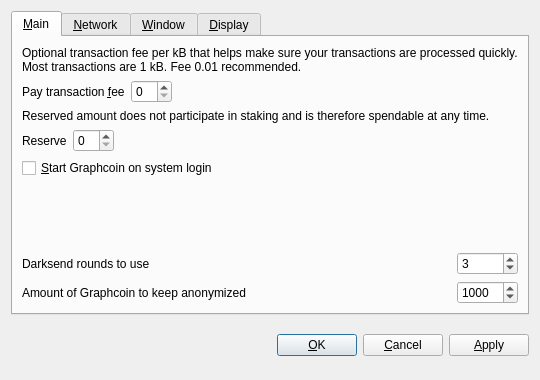
The window that src/qt/forms/optionsdialog.ui (Graphcoin/source) describes before a commit, drawn with Qt 5.
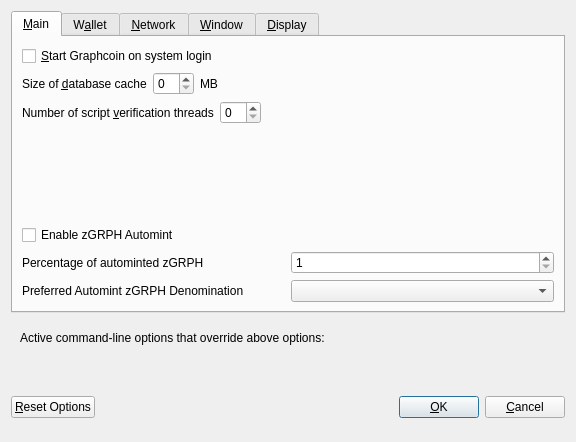
The same window after the commit. Custom widgets are drawn as their Qt base class.

The edit to the form file:
```diff
--- a/src/qt/forms/optionsdialog.ui
+++ b/src/qt/forms/optionsdialog.ui
@@ -6,8 +6,8 @@
    <rect>
     <x>0</x>
     <y>0</y>
-    <width>540</width>
-    <height>380</height>
+    <width>576</width>
+    <height>442</height>
    </rect>
   </property>
   <property name="windowTitle">
@@ -19,9 +19,6 @@
   <layout class="QVBoxLayout" name="verticalLayout">
    <item>
     <widget class="QTabWidget" name="tabWidget">
-     <property name="tabPosition">
-      <enum>QTabWidget::North</enum>
-     </property>
      <property name="currentIndex">
       <number>0</number>
      </property>
@@ -29,100 +26,8 @@
       <attribute name="title">
        <string>&amp;Main</string>
       </attribute>
-      <layout class="QGridLayout" name="gridLayout">
-       <item row="0" column="0" colspan="2">
-        <widget class="QLabel" name="transactionFeeInfoLabel">
-         <property name="text">
-          <string>Optional transaction fee per kB that helps make sure your transactions are processed quickly. Most transactions are 1 kB. Fee 0.01 recommended.</string>
-         </property>
-         <property name="textFormat">
-          <enum>Qt::PlainText</enum>
-         </property>
-         <property name="wordWrap">
-          <bool>true</bool>
-         </property>
-        </widget>
-       </item>
-       <item row="1" column="0">
-        <layout class="QHBoxLayout" name="horizontalLayoutFee">
-         <item>
-          <widget class="QLabel" name="transactionFeeLabel">
-           <property name="text">
-            <string>Pay transaction &amp;fee</string>
-           </property>
-           <property name="textFormat">
-            <enum>Qt::PlainText</enum>
-           </property>
-           <property name="buddy">
-            <cstring>transactionFee</cstring>
-           </property>
-          </widget>
-         </item>
-         <item>
-          <widget class="BitcoinAmountField" name="transactionFee"/>
-         </item>
-         <item>
-          <spacer name="horizontalSpacerFee">
-           <property name="orientation">
-            <enum>Qt::Horizontal</enum>
-           </property>
-           <property name="sizeHint" stdset="0">
-            <size>
-             <width>40</width>
-             <height>20</height>
-            </size>
-           </property>
-          </spacer>
-         </item>
-        </layout>
-       </item>
-       <item row="2" column="0" colspan="2">
-        <widget class="QLabel" name="reserveBalanceInfoLabel">
-         <property name="text">
-          <string>Reserved amount does not participate in staking and is therefore spendable at any time.</string>
-         </property>
-         <property name="textFormat">
-          <enum>Qt::PlainText</enum>
-         </property>
-         <property name="wordWrap">
-          <bool>true</bool>
-         </property>
-        </widget>
-       </item>
-       <item row="3" column="0">
-        <layout class="QHBoxLayout" name="horizontalLayoutReserveBalance">
-         <item>
-          <widget class="QLabel" name="reserveBalanceLabel">
-           <property name="text">
-            <string>Reserve</string>
-           </property>
-           <property name="textFormat">
-            <enum>Qt::PlainText</enum>
-           </property>
-           <property name="buddy">
-            <cstring>reserveBalance</cstring>
-           </property>
-          </widget>
-         </item>
-         <item>
-          <widget class="BitcoinAmountField" name="reserveBalance"/>
-         </item>
-         <item>
-          <spacer name="horizontalSpacerReserveBalance">
-           <property name="orientation">
-            <enum>Qt::Horizontal</enum>
-           </property>
-           <property name="sizeHint" stdset="0">
-            <size>
-             <width>40</width>
-             <height>20</height>
-            </size>
-           </property>
-          </spacer>
-         </item>
-        </layout>
-       </item>
-       <item row="4" column="0">
+      <layout class="QVBoxLayout" name="verticalLayout_Main">
+       <item>
         <widget class="QCheckBox" name="bitcoinAtStartup">
          <property name="toolTip">
           <string>Automatically start Graphcoin after logging in to the system.</string>
@@ -132,8 +37,88 @@
          </property>
         </widget>
        </item>
-       <item row="5" column="0">
-        <spacer name="verticalSpacer_Main">
+       <item>
+        <layout class="QHBoxLayout" name="horizontalLayout_2_Main">
+         <item>
+          <widget class="QLabel" name="databaseCacheLabel">
+           <property name="text">
+            <string>Size of &amp;database cache</string>
+           </property>
+           <property name="textFormat">
+            <enum>Qt::PlainText</enum>
+           </property>
+           <property name="buddy">
+            <cstring>databaseCache</cstring>
+           </property>
+          </widget>
+         </item>
+         <item>
+          <widget class="QSpinBox" name="databaseCache"/>
+         </item>
+         <item>
+          <widget class="QLabel" name="databaseCacheUnitLabel">
+           <property name="text">
+            <string>MB</string>
+           </property>
+           <property name="textFormat">
+            <enum>Qt::PlainText</enum>
+           </property>
+          </widget>
+         </item>
+         <item>
+          <spacer name="horizontalSpacer_2_Main">
+           <property name="orientation">
+            <enum>Qt::Horizontal</enum>
+           </property>
+           <property name="sizeHint" stdset="0">
+            <size>
+             <width>40</width>
+             <height>20</height>
+            </size>
+           </property>
+          </spacer>
+         </item>
+        </layout>
+       </item>
+       <item>
+        <layout class="QHBoxLayout" name="horizontalLayout_3_Main">
+         <item>
+          <widget class="QLabel" name="threadsScriptVerifLabel">
+           <property name="text">
+            <string>Number of script &amp;verification threads</string>
+           </property>
+           <property name="textFormat">
+            <enum>Qt::PlainText</enum>
+           </property>
+           <property name="buddy">
+            <cstring>threadsScriptVerif</cstring>
+           </property>
+          </widget>
+         </item>
+         <item>
+          <widget class="QSpinBox" name="threadsScriptVerif">
+           <property name="toolTip">
+            <string>(0 = auto, &lt;0 = leave that many cores free)</string>
+           </property>
+          </widget>
+         </item>
+         <item>
+          <spacer name="horizontalSpacer_3_Main">
+           <property name="orientation">
+            <enum>Qt::Horizontal</enum>
+           </property>
+           <property name="sizeHint" stdset="0">
+            <size>
+             <width>40</width>
+             <height>20</height>
+            </size>
+           </property>
+          </spacer>
+         </item>
+        </layout>
+       </item>
+       <item>
+        <spacer name="verticalSpacer_2">
          <property name="orientation">
           <enum>Qt::Vertical</enum>
          </property>
@@ -145,66 +130,164 @@
          </property>
         </spacer>
        </item>
-       <item row="6" column="0">
-        <widget class="QLabel" name="label">
+       <item>
+        <widget class="QCheckBox" name="checkBoxZeromintEnable">
          <property name="toolTip">
           <string>&lt;html&gt;&lt;head/&gt;&lt;body&gt;&lt;p&gt;This setting determines the amount of individual masternodes that an input will be anonymized through. More rounds of anonymization gives a higher degree of privacy, but also costs more in fees.&lt;/p&gt;&lt;/body&gt;&lt;/html&gt;</string>
          </property>
+         <property name="layoutDirection">
+          <enum>Qt::LeftToRight</enum>
+         </property>
          <property name="text">
-          <string>Darksend rounds to use</string>
+          <string>Enable zGRPH Automint</string>
          </property>
         </widget>
        </item>
-       <item row="6" column="1">
-        <widget class="QSpinBox" name="darksendRounds">
-         <property name="minimum">
-          <number>2</number>
+       <item>
+        <layout class="QHBoxLayout" name="horizontalLayout_3">
+         <item>
+          <widget class="QLabel" name="percentage_label">
+           <property name="toolTip">
+            <string>Percentage of incoming GRPH which get automatically converted to zGRPH via Zerocoin Protocol (min: 10%)</string>
+           </property>
+           <property name="text">
+            <string>Percentage of autominted zGRPH</string>
+           </property>
+          </widget>
+         </item>
+         <item>
+          <widget class="QSpinBox" name="zeromintPercentage">
+           <property name="minimum">
+            <number>1</number>
+           </property>
+           <property name="maximum">
+            <number>100</number>
+           </property>
+          </widget>
+         </item>
+        </layout>
+       </item>
+       <item>
+        <layout class="QHBoxLayout" name="horizontalLayout" stretch="0,0">
+         <property name="sizeConstraint">
+          <enum>QLayout::SetFixedSize</enum>
          </property>
-         <property name="maximum">
-          <number>16</number>
-         </property>
-         <property name="value">
-          <number>3</number>
-         </property>
-        </widget>
+         <item>
+          <widget class="QLabel" name="labelPreferredDenom">
+           <property name="maximumSize">
+            <size>
+             <width>16777215</width>
+             <height>16777215</height>
+            </size>
+           </property>
+           <property name="toolTip">
+            <string>Wait with automatic conversion to Zerocoin until enough GRPH for this denomination is available</string>
+           </property>
+           <property name="text">
+            <string>Preferred Automint zGRPH Denomination</string>
+           </property>
+          </widget>
+         </item>
+         <item>
+          <widget class="QComboBox" name="preferredDenom">
+           <property name="maximumSize">
+            <size>
+             <width>16777215</width>
+             <height>27</height>
+            </size>
+           </property>
+           <property name="toolTip">
+            <string>Wait with automatic conversion to Zerocoin until enough GRPH for this denomination is available</string>
+           </property>
+           <property name="maxVisibleItems">
+            <number>9</number>
+           </property>
+           <property name="maxCount">
+            <number>9</number>
+           </property>
+          </widget>
+         </item>
+        </layout>
        </item>
-       <item row="7" column="0">
-        <widget class="QLabel" name="label_2">
-         <property name="toolTip">
-          <string>This amount acts as a threshold to turn off Darksend once it's reached.</string>
+      </layout>
+     </widget>
+     <widget class="QWidget" name="tabWallet">
+      <attribute name="title">
+       <string>W&amp;allet</string>
+      </attribute>
+      <layout class="QVBoxLayout" name="verticalLayout_Wallet">
+       <item>
+        <layout class="QHBoxLayout" name="horizontalLayout_2_Wallet">
+         <item>
+          <widget class="QLabel" name="labelStakeSplitThresholdText">
+           <property name="text">
+            <string>Stake split threshold:</string>
+           </property>
+          </widget>
+         </item>
+         <item>
+          <widget class="QSpinBox" name="spinBoxStakeSplitThreshold">
+           <property name="minimum">
+            <number>1</number>
+           </property>
+           <property name="maximum">
+            <number>999999</number>
+           </property>
+          </widget>
+         </item>
+        </layout>
+       </item>
+       <item>
+        <widget class="QGroupBox" name="groupBox">
+         <property name="title">
+          <string>Expert</string>
          </property>
-         <property name="statusTip">
-          <string notr="true"/>
-         </property>
-         <property name="whatsThis">
-          <string notr="true"/>
-         </property>
-         <property name="accessibleName">
-          <string notr="true"/>
-         </property>
-         <property name="accessibleDescription">
-          <string notr="true"/>
-         </property>
-         <property name="text">
-          <string>Amount of Graphcoin to keep anonymized</string>
-         </property>
+         <layout class="QVBoxLayout" name="verticalLayout_2">
+          <item>
+           <widget class="QCheckBox" name="coinControlFeatures">
+            <property name="toolTip">
+             <string>Whether to show coin control features or not.</string>
+            </property>
+            <property name="text">
+             <string>Enable coin &amp;control features</string>
+            </property>
+           </widget>
+          </item>
+          <item>
+           <widget class="QCheckBox" name="showMasternodesTab">
+            <property name="toolTip">
+             <string>Show additional tab listing all your masternodes in first sub-tab&lt;br/&gt;and all masternodes on the network in second sub-tab.</string>
+            </property>
+            <property name="text">
+             <string>Show Masternodes Tab</string>
+            </property>
+           </widget>
+          </item>
+          <item>
+           <widget class="QCheckBox" name="spendZeroConfChange">
+            <property name="toolTip">
+             <string>If you disable the spending of unconfirmed change, the change from a transaction&lt;br/&gt;cannot be used until that transaction has at least one confirmation.&lt;br/&gt;This also affects how your balance is computed.</string>
+            </property>
+            <property name="text">
+             <string>&amp;Spend unconfirmed change</string>
+            </property>
+           </widget>
+          </item>
+         </layout>
         </widget>
        </item>
-       <item row="7" column="1">
-        <widget class="QSpinBox" name="anonymizeGraphcoin">
-         <property name="minimum">
-          <number>2</number>
+       <item>
+        <spacer name="verticalSpacer_Wallet">
+         <property name="orientation">
+          <enum>Qt::Vertical</enum>
          </property>
-         <property name="maximum">
-          <number>10000</number>
+         <property name="sizeHint" stdset="0">
+          <size>
+           <width>20</width>
+           <height>40</height>
+          </size>
          </property>
-         <property name="singleStep">
-          <number>10</number>
-         </property>
-         <property name="value">
-          <number>1000</number>
-         </property>
-        </widget>
+        </spacer>
        </item>
       </layout>
      </widget>
@@ -444,8 +527,67 @@
      </widget>
     </widget>
    </item>
+   <item>
+    <widget class="QFrame" name="frame">
+     <layout class="QVBoxLayout" name="verticalLayout_Bottom">
+      <item>
+       <layout class="QHBoxLayout" name="horizontalLayout_Bottom">
+        <item>
+         <widget class="QLabel" name="overriddenByCommandLineInfoLabel">
+          <property name="text">
+           <string>Active command-line options that override above options:</string>
+          </property>
+          <property name="textFormat">
+           <enum>Qt::PlainText</enum>
+          </property>
+         </widget>
+        </item>
+        <item>
+         <spacer name="horizontalSpacer_Bottom">
+          <property name="orientation">
+           <enum>Qt::Horizontal</enum>
+          </property>
+          <property name="sizeHint" stdset="0">
+           <size>
+            <width>40</width>
+            <height>20</height>
+           </size>
+          </property>
+         </spacer>
+        </item>
+       </layout>
+      </item>
+      <item>
+       <widget class="QLabel" name="overriddenByCommandLineLabel">
+        <property name="text">
+         <string/>
+        </property>
+        <property name="textFormat">
+         <enum>Qt::PlainText</enum>
+        </property>
+        <property name="wordWrap">
+         <bool>true</bool>
+        </property>
+       </widget>
+      </item>
+     </layout>
+    </widget>
+   </item>
    <item>
     <layout class="QHBoxLayout" name="horizontalLayout_Buttons">
+     <item>
+      <widget class="QPushButton" name="resetButton">
+       <property name="toolTip">
+        <string>Reset all client options to default.</string>
+       </property>
+       <property name="text">
+        <string>&amp;Reset Options</string>
+       </property>
+       <property name="autoDefault">
+        <bool>false</bool>
+       </property>
+      </widget>
+     </item>
      <item>
       <spacer name="horizontalSpacer_1">
        <property name="orientation">
@@ -461,6 +603,12 @@
      </item>
      <item>
       <widget class="QLabel" name="statusLabel">
+       <property name="minimumSize">
+        <size>
+         <width>200</width>
+         <height>0</height>
+        </size>
+       </property>
        <property name="font">
         <font>
          <weight>75</weight>
@@ -496,6 +644,12 @@
        <property name="text">
         <string>&amp;OK</string>
        </property>
+       <property name="autoDefault">
+        <bool>false</bool>
+       </property>
+       <property name="default">
+        <bool>true</bool>
+       </property>
       </widget>
      </item>
      <item>
@@ -508,37 +662,21 @@
        </property>
       </widget>
      </item>
-     <item>
-      <widget class="QPushButton" name="applyButton">
-       <property name="text">
-        <string>&amp;Apply</string>
-       </property>
-       <property name="autoDefault">
-        <bool>false</bool>
-       </property>
-      </widget>
-     </item>
     </layout>
    </item>
   </layout>
  </widget>
  <customwidgets>
-  <customwidget>
-   <class>BitcoinAmountField</class>
-   <extends>QSpinBox</extends>
-   <header>bitcoinamountfield.h</header>
-   <container>1</container>
-  </customwidget>
-  <customwidget>
-   <class>QValueComboBox</class>
-   <extends>QComboBox</extends>
-   <header>qvaluecombobox.h</header>
-  </customwidget>
   <customwidget>
    <class>QValidatedLineEdit</class>
    <extends>QLineEdit</extends>
    <header>qvalidatedlineedit.h</header>
   </customwidget>
+  <customwidget>
+   <class>QValueComboBox</class>
+   <extends>QComboBox</extends>
+   <header>qvaluecombobox.h</header>
+  </customwidget>
  </customwidgets>
  <resources/>
  <connections/>
```
Left out of the diff: 136 changed lines with no effect on the pictures.
